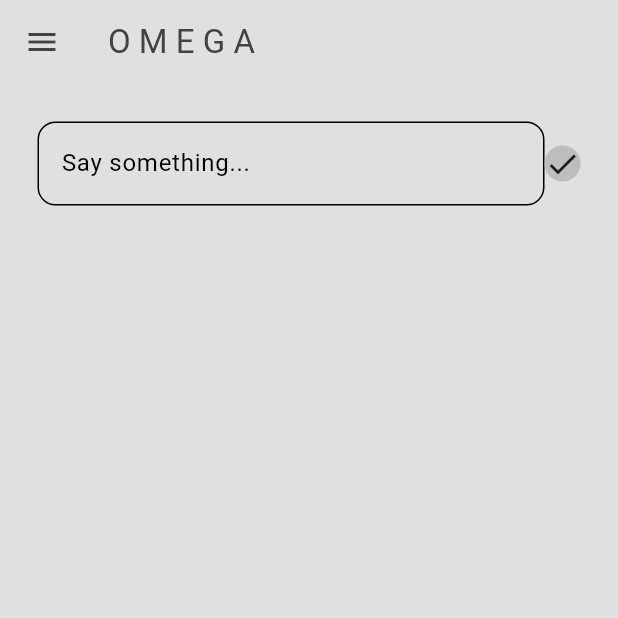
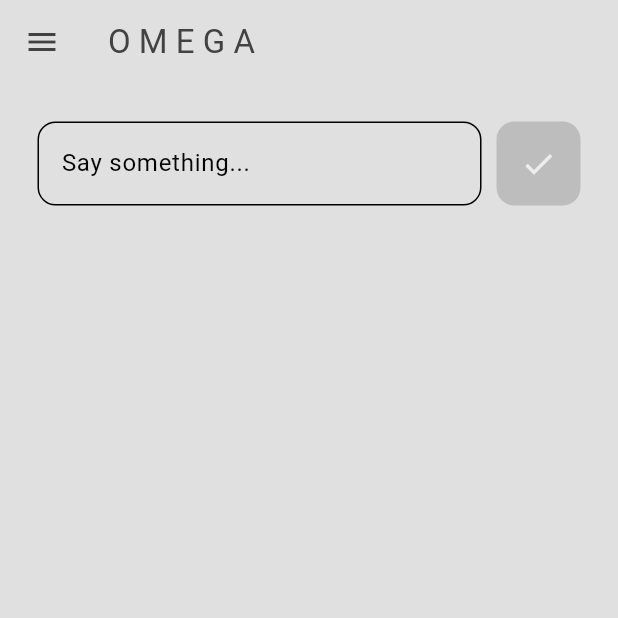
Before and after one commit to 20200966/Social_Media_App, a Flutter app: the screen it shows once a user with an empty profile is signed in, on a phone screen of 412 x 824 dp, the top half of it. Run offline on Flutter 3.47's test engine with Material 3 defaults, Android fonts, the phone set to English and light mode, and no system bars; our stand-ins replace cloud_firestore, firebase_auth, firebase_core; accounts and stored records are empty.

Commit message:
feat: add form to button

```diff
--- a/lib/components/my_post_button.dart
+++ b/lib/components/my_post_button.dart
@@ -13,8 +13,13 @@ class PostButton extends StatelessWidget {
           color: Theme.of(context).colorScheme.secondary,
           borderRadius: BorderRadius.circular(12),
         ),
+        padding: const EdgeInsets.all(16),
+        margin: const EdgeInsets.only(left: 10),
         child: Center(
-          child: Icon(Icons.done),
+          child: Icon(
+            Icons.done,
+            color: Theme.of(context).colorScheme.primary,
+          ),
         ),
       ),
     );
```
